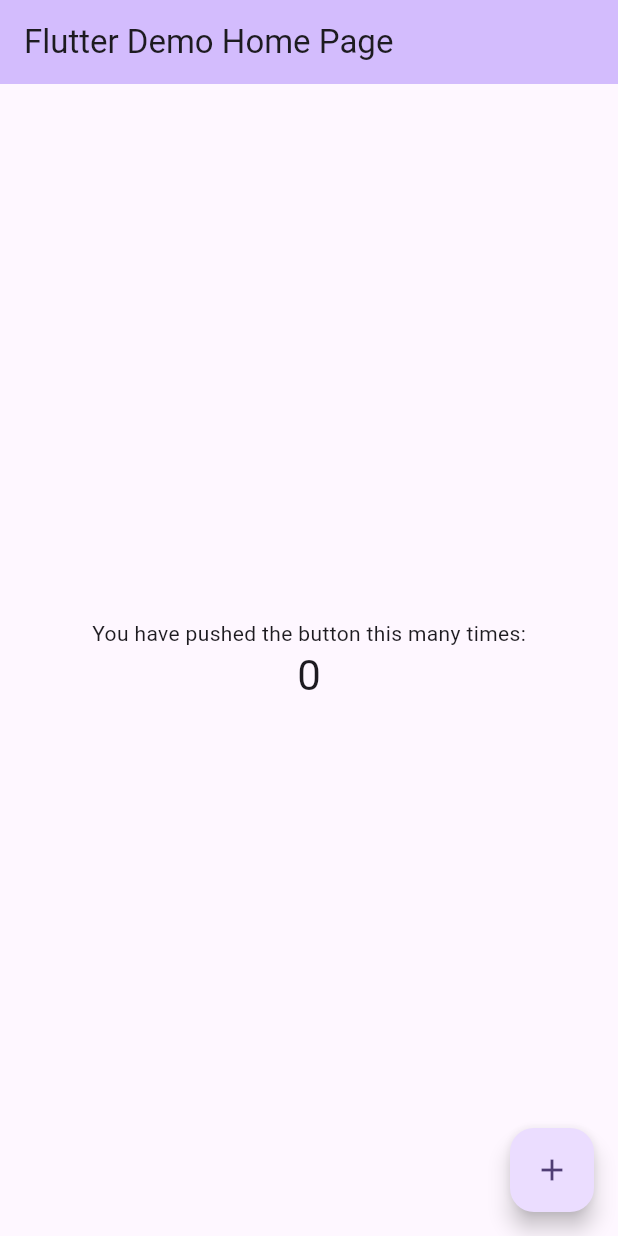
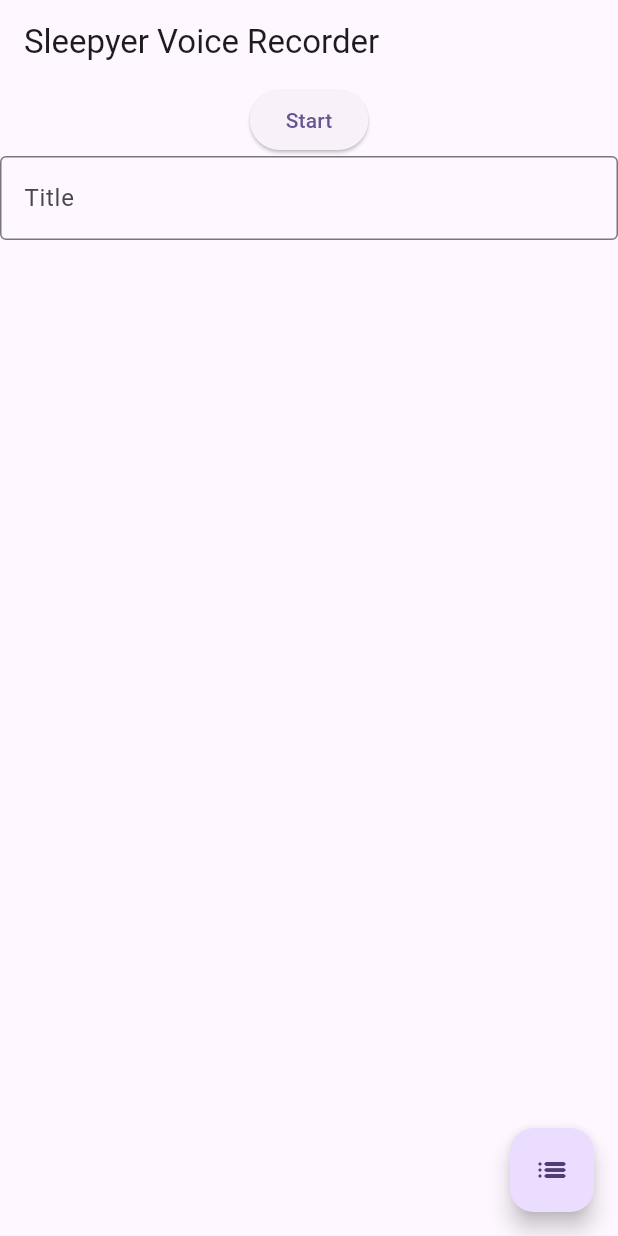
Before and after one commit to mdinoshc/sleepApp, a Flutter app: the screen it shows after launch, on a phone screen of 412 x 824 dp. Run offline on Flutter 3.47's test engine with Material 3 defaults, Android fonts, the phone set to English and light mode, and no system bars.

Commit message:
database addition and UI changes for commit demo

```diff
--- a/lib/main.dart
+++ b/lib/main.dart
@@ -1,4 +1,6 @@
 import 'package:flutter/material.dart';
+import 'package:sleepyer/methods/dataBase.dart';
+import 'package:sleepyer/methods/functionz.dart';
 
 void main() {
   runApp(const MyApp());
@@ -30,93 +32,55 @@ class MyApp extends StatelessWidget {
         // tested with just a hot reload.
         colorScheme: ColorScheme.fromSeed(seedColor: Colors.deepPurple),
       ),
-      home: const MyHomePage(title: 'Flutter Demo Home Page'),
+      home: recordPage(),
     );
   }
 }
 
-class MyHomePage extends StatefulWidget {
-  const MyHomePage({super.key, required this.title});
-
-  // This widget is the home page of your application. It is stateful, meaning
-  // that it has a State object (defined below) that contains fields that affect
-  // how it looks.
-
-  // This class is the configuration for the state. It holds the values (in this
-  // case the title) provided by the parent (in this case the App widget) and
-  // used by the build method of the State. Fields in a Widget subclass are
-  // always marked "final".
-
-  final String title;
+class recordPage extends StatefulWidget {
+  recordPage({super.key});
 
   @override
-  State<MyHomePage> createState() => _MyHomePageState();
+  State<recordPage> createState() => _recordPageState();
 }
 
-class _MyHomePageState extends State<MyHomePage> {
-  int _counter = 0;
+class _recordPageState extends State<recordPage> {
 
-  void _incrementCounter() {
-    setState(() {
-      // This call to setState tells the Flutter framework that something has
-      // changed in this State, which causes it to rerun the build method below
-      // so that the display can reflect the updated values. If we changed
-      // _counter without calling setState(), then the build method would not be
-      // called again, and so nothing would appear to happen.
-      _counter++;
-    });
-  }
+  final RecordFunctionz recordFunctionz = RecordFunctionz();
+  final dbInstance db_instance = dbInstance();
 
   @override
   Widget build(BuildContext context) {
-    // This method is rerun every time setState is called, for instance as done
-    // by the _incrementCounter method above.
-    //
-    // The Flutter framework has been optimized to make rerunning build methods
-    // fast, so that you can just rebuild anything that needs updating rather
-    // than having to individually change instances of widgets.
     return Scaffold(
       appBar: AppBar(
-        // TRY THIS: Try changing the color here to a specific color (to
-        // Colors.amber, perhaps?) and trigger a hot reload to see the AppBar
-        // change color while the other colors stay the same.
-        backgroundColor: Theme.of(context).colorScheme.inversePrimary,
-        // Here we take the value from the MyHomePage object that was created by
-        // the App.build method, and use it to set our appbar title.
-        title: Text(widget.title),
+        title: Text('Sleepyer Voice Recorder'),
       ),
       body: Center(
-        // Center is a layout widget. It takes a single child and positions it
-        // in the middle of the parent.
         child: Column(
-          // Column is also a layout widget. It takes a list of children and
-          // arranges them vertically. By default, it sizes itself to fit its
-          // children horizontally, and tries to be as tall as its parent.
-          //
-          // Column has various properties to control how it sizes itself and
-          // how it positions its children. Here we use mainAxisAlignment to
-          // center the children vertically; the main axis here is the vertical
-          // axis because Columns are vertical (the cross axis would be
-          // horizontal).
-          //
-          // TRY THIS: Invoke "debug painting" (choose the "Toggle Debug Paint"
-          // action in the IDE, or press "p" in the console), to see the
-          // wireframe for each widget.
-          mainAxisAlignment: MainAxisAlignment.center,
-          children: <Widget>[
-            const Text('You have pushed the button this many times:'),
-            Text(
-              '$_counter',
-              style: Theme.of(context).textTheme.headlineMedium,
+          children: [
+            ElevatedButton(
+                onPressed: () {
+                  recordFunctionz.startRecord();
+                },
+                child: Text('Start')
+            ),
+            Form(
+              child: TextFormField(
+                decoration: InputDecoration(
+                  border: OutlineInputBorder(),
+                  labelText: 'Title',
+                ),
+              ),
             ),
           ],
         ),
       ),
       floatingActionButton: FloatingActionButton(
-        onPressed: _incrementCounter,
-        tooltip: 'Increment',
-        child: const Icon(Icons.add),
-      ), // This trailing comma makes auto-formatting nicer for build methods.
+        onPressed: () {
+          recordFunctionz.openList();
+        },
+        child: Icon(Icons.list_rounded),
+      ),
     );
   }
 }
--- /dev/null
+++ b/lib/methods/dataBase.dart
@@ -0,0 +1,3 @@
+class dbInstance {
+
+}
```
Also changed, not shown: assets/recordList.json (added, +41 -0 lines), lib/methods/functionz.dart (added, +17 -0 lines), lib/models/recordListModel.dart (added, +36 -0 lines), pubspec.yaml (+6 -3 lines), pubspec.lock, 21 other files.
